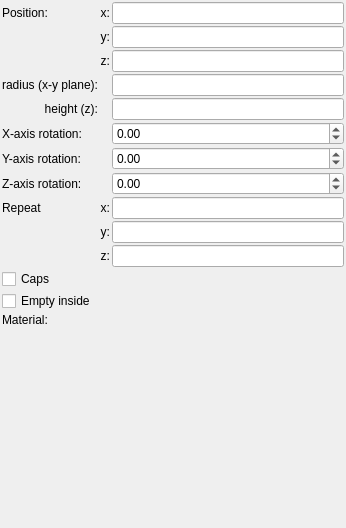
The window that mandelbulber2/formula/ui/primitive_cone.ui (buddhi1980/mandelbulber2) describes before a commit, drawn with Qt 5.
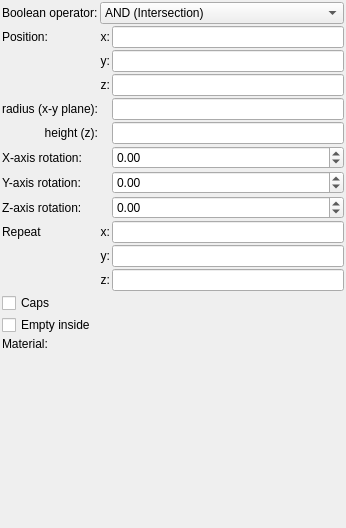
The same window after the commit. Custom widgets are drawn as their Qt base class.

Commit message: Added boolean operators for primitive objects TODO: OpenCL code for operators

```diff
--- a/mandelbulber2/formula/ui/primitive_cone.ui
+++ b/mandelbulber2/formula/ui/primitive_cone.ui
@@ -34,7 +34,94 @@
      <property name="spacing">
       <number>2</number>
      </property>
-     <item row="2" column="1">
+     <item row="14" column="0">
+      <widget class="QLabel" name="label_18">
+       <property name="text">
+        <string>Material:</string>
+       </property>
+      </widget>
+     </item>
+     <item row="12" column="0" colspan="3">
+      <widget class="MyCheckBox" name="checkBox_caps">
+       <property name="sizePolicy">
+        <sizepolicy hsizetype="Minimum" vsizetype="Maximum">
+         <horstretch>0</horstretch>
+         <verstretch>0</verstretch>
+        </sizepolicy>
+       </property>
+       <property name="text">
+        <string>Caps</string>
+       </property>
+      </widget>
+     </item>
+     <item row="4" column="0">
+      <widget class="QLabel" name="label_14">
+       <property name="text">
+        <string>radius (x-y plane):</string>
+       </property>
+       <property name="alignment">
+        <set>Qt::AlignRight|Qt::AlignTrailing|Qt::AlignVCenter</set>
+       </property>
+      </widget>
+     </item>
+     <item row="9" column="0">
+      <widget class="QLabel" name="label_2">
+       <property name="text">
+        <string>Repeat</string>
+       </property>
+      </widget>
+     </item>
+     <item row="11" column="1">
+      <widget class="QLabel" name="label_repeat_z_2">
+       <property name="text">
+        <string>z:</string>
+       </property>
+       <property name="alignment">
+        <set>Qt::AlignRight|Qt::AlignTrailing|Qt::AlignVCenter</set>
+       </property>
+      </widget>
+     </item>
+     <item row="9" column="2">
+      <widget class="MyLineEdit" name="vect3_repeat_x">
+       <property name="sizePolicy">
+        <sizepolicy hsizetype="Expanding" vsizetype="Maximum">
+         <horstretch>0</horstretch>
+         <verstretch>0</verstretch>
+        </sizepolicy>
+       </property>
+      </widget>
+     </item>
+     <item row="9" column="1">
+      <widget class="QLabel" name="label_repeat_x_2">
+       <property name="text">
+        <string>x:</string>
+       </property>
+       <property name="alignment">
+        <set>Qt::AlignRight|Qt::AlignTrailing|Qt::AlignVCenter</set>
+       </property>
+      </widget>
+     </item>
+     <item row="10" column="2">
+      <widget class="MyLineEdit" name="vect3_repeat_y">
+       <property name="sizePolicy">
+        <sizepolicy hsizetype="Expanding" vsizetype="Maximum">
+         <horstretch>0</horstretch>
+         <verstretch>0</verstretch>
+        </sizepolicy>
+       </property>
+      </widget>
+     </item>
+     <item row="1" column="2">
+      <widget class="MyLineEdit" name="vect3_position_x">
+       <property name="sizePolicy">
+        <sizepolicy hsizetype="Expanding" vsizetype="Maximum">
+         <horstretch>0</horstretch>
+         <verstretch>0</verstretch>
+        </sizepolicy>
+       </property>
+      </widget>
+     </item>
+     <item row="3" column="1">
       <widget class="QLabel" name="label_13">
        <property name="text">
         <string>z:</string>
@@ -44,178 +131,79 @@
        </property>
       </widget>
      </item>
-     <item row="5" column="0">
+     <item row="6" column="0">
       <widget class="QLabel" name="label_8">
        <property name="text">
         <string>X-axis rotation:</string>
        </property>
       </widget>
      </item>
-     <item row="6" column="2">
-      <widget class="MyDoubleSpinBox" name="spinboxd3_rotation_y">
-       <property name="sizePolicy">
-        <sizepolicy hsizetype="Minimum" vsizetype="Maximum">
-         <horstretch>0</horstretch>
-         <verstretch>0</verstretch>
-        </sizepolicy>
-       </property>
-       <property name="prefix">
-        <string/>
-       </property>
-       <property name="suffix">
-        <string/>
-       </property>
-       <property name="decimals">
-        <number>2</number>
-       </property>
-       <property name="minimum">
-        <double>-36000.000000000000000</double>
-       </property>
-       <property name="maximum">
-        <double>36000.000000000000000</double>
-       </property>
-       <property name="singleStep">
-        <double>0.100000000000000</double>
-       </property>
-      </widget>
-     </item>
-     <item row="3" column="2">
-      <widget class="MyLineEdit" name="logedit_radius">
-       <property name="sizePolicy">
-        <sizepolicy hsizetype="Expanding" vsizetype="Maximum">
-         <horstretch>0</horstretch>
-         <verstretch>0</verstretch>
-        </sizepolicy>
-       </property>
-      </widget>
-     </item>
-     <item row="4" column="0">
-      <widget class="QLabel" name="label_16">
+     <item row="1" column="1">
+      <widget class="QLabel" name="label_11">
        <property name="text">
-        <string>height (z):</string>
+        <string>x:</string>
        </property>
        <property name="alignment">
         <set>Qt::AlignRight|Qt::AlignTrailing|Qt::AlignVCenter</set>
        </property>
       </widget>
      </item>
-     <item row="5" column="2">
-      <widget class="MyDoubleSpinBox" name="spinboxd3_rotation_x">
-       <property name="sizePolicy">
-        <sizepolicy hsizetype="Minimum" vsizetype="Maximum">
-         <horstretch>0</horstretch>
-         <verstretch>0</verstretch>
-        </sizepolicy>
+     <item row="2" column="1">
+      <widget class="QLabel" name="label_12">
+       <property name="text">
+        <string>y:</string>
        </property>
-       <property name="prefix">
-        <string/>
-       </property>
-       <property name="suffix">
-        <string/>
-       </property>
-       <property name="decimals">
-        <number>2</number>
-       </property>
-       <property name="minimum">
-        <double>-36000.000000000000000</double>
-       </property>
-       <property name="maximum">
-        <double>36000.000000000000000</double>
-       </property>
-       <property name="singleStep">
-        <double>0.100000000000000</double>
-       </property>
-      </widget>
-     </item>
-     <item row="2" column="2">
-      <widget class="MyLineEdit" name="vect3_position_z">
-       <property name="sizePolicy">
-        <sizepolicy hsizetype="Expanding" vsizetype="Maximum">
-         <horstretch>0</horstretch>
-         <verstretch>0</verstretch>
-        </sizepolicy>
+       <property name="alignment">
+        <set>Qt::AlignRight|Qt::AlignTrailing|Qt::AlignVCenter</set>
        </property>
       </widget>
      </item>
      <item row="7" column="0">
-      <widget class="QLabel" name="label_15">
-       <property name="text">
-        <string>Z-axis rotation:</string>
-       </property>
-      </widget>
-     </item>
-     <item row="0" column="0">
-      <widget class="QLabel" name="label_10">
-       <property name="text">
-        <string>Position:</string>
-       </property>
-      </widget>
-     </item>
-     <item row="10" column="2">
-      <widget class="MyLineEdit" name="vect3_repeat_z">
-       <property name="sizePolicy">
-        <sizepolicy hsizetype="Expanding" vsizetype="Maximum">
-         <horstretch>0</horstretch>
-         <verstretch>0</verstretch>
-        </sizepolicy>
-       </property>
-      </widget>
-     </item>
-     <item row="6" column="0">
       <widget class="QLabel" name="label_9">
        <property name="text">
         <string>Y-axis rotation:</string>
        </property>
       </widget>
      </item>
-     <item row="0" column="2">
-      <widget class="MyLineEdit" name="vect3_position_x">
-       <property name="sizePolicy">
-        <sizepolicy hsizetype="Expanding" vsizetype="Maximum">
-         <horstretch>0</horstretch>
-         <verstretch>0</verstretch>
-        </sizepolicy>
-       </property>
-      </widget>
-     </item>
-     <item row="8" column="0">
-      <widget class="QLabel" name="label_2">
-       <property name="text">
-        <string>Repeat</string>
-       </property>
-      </widget>
-     </item>
-     <item row="4" column="2">
-      <widget class="MyLineEdit" name="logedit_height">
-       <property name="sizePolicy">
-        <sizepolicy hsizetype="Expanding" vsizetype="Maximum">
-         <horstretch>0</horstretch>
-         <verstretch>0</verstretch>
-        </sizepolicy>
-       </property>
-      </widget>
-     </item>
-     <item row="3" column="0">
-      <widget class="QLabel" name="label_14">
-       <property name="text">
-        <string>radius (x-y plane):</string>
-       </property>
-       <property name="alignment">
-        <set>Qt::AlignRight|Qt::AlignTrailing|Qt::AlignVCenter</set>
-       </property>
-      </widget>
-     </item>
-     <item row="1" column="2">
-      <widget class="MyLineEdit" name="vect3_position_y">
-       <property name="sizePolicy">
-        <sizepolicy hsizetype="Expanding" vsizetype="Maximum">
-         <horstretch>0</horstretch>
-         <verstretch>0</verstretch>
-        </sizepolicy>
-       </property>
-      </widget>
-     </item>
      <item row="7" column="2">
+      <widget class="MyDoubleSpinBox" name="spinboxd3_rotation_y">
+       <property name="sizePolicy">
+        <sizepolicy hsizetype="Minimum" vsizetype="Maximum">
+         <horstretch>0</horstretch>
+         <verstretch>0</verstretch>
+        </sizepolicy>
+       </property>
+       <property name="prefix">
+        <string/>
+       </property>
+       <property name="suffix">
+        <string/>
+       </property>
+       <property name="decimals">
+        <number>2</number>
+       </property>
+       <property name="minimum">
+        <double>-36000.000000000000000</double>
+       </property>
+       <property name="maximum">
+        <double>36000.000000000000000</double>
+       </property>
+       <property name="singleStep">
+        <double>0.100000000000000</double>
+       </property>
+      </widget>
+     </item>
+     <item row="3" column="2">
+      <widget class="MyLineEdit" name="vect3_position_z">
+       <property name="sizePolicy">
+        <sizepolicy hsizetype="Expanding" vsizetype="Maximum">
+         <horstretch>0</horstretch>
+         <verstretch>0</verstretch>
+        </sizepolicy>
+       </property>
+      </widget>
+     </item>
+     <item row="8" column="2">
       <widget class="MyDoubleSpinBox" name="spinboxd3_rotation_z">
        <property name="sizePolicy">
         <sizepolicy hsizetype="Minimum" vsizetype="Maximum">
@@ -243,27 +231,7 @@
        </property>
       </widget>
      </item>
-     <item row="1" column="1">
-      <widget class="QLabel" name="label_12">
-       <property name="text">
-        <string>y:</string>
-       </property>
-       <property name="alignment">
-        <set>Qt::AlignRight|Qt::AlignTrailing|Qt::AlignVCenter</set>
-       </property>
-      </widget>
-     </item>
      <item row="10" column="1">
-      <widget class="QLabel" name="label_repeat_z_2">
-       <property name="text">
-        <string>z:</string>
-       </property>
-       <property name="alignment">
-        <set>Qt::AlignRight|Qt::AlignTrailing|Qt::AlignVCenter</set>
-       </property>
-      </widget>
-     </item>
-     <item row="9" column="1">
       <widget class="QLabel" name="label_repeat_y_2">
        <property name="text">
         <string>y:</string>
@@ -273,77 +241,7 @@
        </property>
       </widget>
      </item>
-     <item row="9" column="2">
-      <widget class="MyLineEdit" name="vect3_repeat_y">
-       <property name="sizePolicy">
-        <sizepolicy hsizetype="Expanding" vsizetype="Maximum">
-         <horstretch>0</horstretch>
-         <verstretch>0</verstretch>
-        </sizepolicy>
-       </property>
-      </widget>
-     </item>
-     <item row="8" column="2">
-      <widget class="MyLineEdit" name="vect3_repeat_x">
-       <property name="sizePolicy">
-        <sizepolicy hsizetype="Expanding" vsizetype="Maximum">
-         <horstretch>0</horstretch>
-         <verstretch>0</verstretch>
-        </sizepolicy>
-       </property>
-      </widget>
-     </item>
-     <item row="8" column="1">
-      <widget class="QLabel" name="label_repeat_x_2">
-       <property name="text">
-        <string>x:</string>
-       </property>
-       <property name="alignment">
-        <set>Qt::AlignRight|Qt::AlignTrailing|Qt::AlignVCenter</set>
-       </property>
-      </widget>
-     </item>
-     <item row="0" column="1">
-      <widget class="QLabel" name="label_11">
-       <property name="text">
-        <string>x:</string>
-       </property>
-       <property name="alignment">
-        <set>Qt::AlignRight|Qt::AlignTrailing|Qt::AlignVCenter</set>
-       </property>
-      </widget>
-     </item>
-     <item row="13" column="0">
-      <widget class="QLabel" name="label_18">
-       <property name="text">
-        <string>Material:</string>
-       </property>
-      </widget>
-     </item>
-     <item row="13" column="1" colspan="2">
-      <widget class="cMaterialSelector" name="materialselector_material_id" native="true">
-       <property name="sizePolicy">
-        <sizepolicy hsizetype="Preferred" vsizetype="Minimum">
-         <horstretch>0</horstretch>
-         <verstretch>0</verstretch>
-        </sizepolicy>
-       </property>
-      </widget>
-     </item>
-     <item row="11" column="0" colspan="3">
-      <widget class="MyCheckBox" name="checkBox_caps">
-       <property name="sizePolicy">
-        <sizepolicy hsizetype="Minimum" vsizetype="Maximum">
-         <horstretch>0</horstretch>
-         <verstretch>0</verstretch>
-        </sizepolicy>
-       </property>
-       <property name="text">
-        <string>Caps</string>
-       </property>
-      </widget>
-     </item>
-     <item row="12" column="0" colspan="3">
+     <item row="13" column="0" colspan="3">
       <widget class="MyCheckBox" name="checkBox_empty">
        <property name="sizePolicy">
         <sizepolicy hsizetype="Minimum" vsizetype="Maximum">
@@ -356,6 +254,151 @@
        </property>
       </widget>
      </item>
+     <item row="8" column="0">
+      <widget class="QLabel" name="label_15">
+       <property name="text">
+        <string>Z-axis rotation:</string>
+       </property>
+      </widget>
+     </item>
+     <item row="14" column="1" colspan="2">
+      <widget class="cMaterialSelector" name="materialselector_material_id" native="true">
+       <property name="sizePolicy">
+        <sizepolicy hsizetype="Preferred" vsizetype="Minimum">
+         <horstretch>0</horstretch>
+         <verstretch>0</verstretch>
+        </sizepolicy>
+       </property>
+      </widget>
+     </item>
+     <item row="11" column="2">
+      <widget class="MyLineEdit" name="vect3_repeat_z">
+       <property name="sizePolicy">
+        <sizepolicy hsizetype="Expanding" vsizetype="Maximum">
+         <horstretch>0</horstretch>
+         <verstretch>0</verstretch>
+        </sizepolicy>
+       </property>
+      </widget>
+     </item>
+     <item row="5" column="2">
+      <widget class="MyLineEdit" name="logedit_height">
+       <property name="sizePolicy">
+        <sizepolicy hsizetype="Expanding" vsizetype="Maximum">
+         <horstretch>0</horstretch>
+         <verstretch>0</verstretch>
+        </sizepolicy>
+       </property>
+      </widget>
+     </item>
+     <item row="2" column="2">
+      <widget class="MyLineEdit" name="vect3_position_y">
+       <property name="sizePolicy">
+        <sizepolicy hsizetype="Expanding" vsizetype="Maximum">
+         <horstretch>0</horstretch>
+         <verstretch>0</verstretch>
+        </sizepolicy>
+       </property>
+      </widget>
+     </item>
+     <item row="6" column="2">
+      <widget class="MyDoubleSpinBox" name="spinboxd3_rotation_x">
+       <property name="sizePolicy">
+        <sizepolicy hsizetype="Minimum" vsizetype="Maximum">
+         <horstretch>0</horstretch>
+         <verstretch>0</verstretch>
+        </sizepolicy>
+       </property>
+       <property name="prefix">
+        <string/>
+       </property>
+       <property name="suffix">
+        <string/>
+       </property>
+       <property name="decimals">
+        <number>2</number>
+       </property>
+       <property name="minimum">
+        <double>-36000.000000000000000</double>
+       </property>
+       <property name="maximum">
+        <double>36000.000000000000000</double>
+       </property>
+       <property name="singleStep">
+        <double>0.100000000000000</double>
+       </property>
+      </widget>
+     </item>
+     <item row="4" column="2">
+      <widget class="MyLineEdit" name="logedit_radius">
+       <property name="sizePolicy">
+        <sizepolicy hsizetype="Expanding" vsizetype="Maximum">
+         <horstretch>0</horstretch>
+         <verstretch>0</verstretch>
+        </sizepolicy>
+       </property>
+      </widget>
+     </item>
+     <item row="5" column="0">
+      <widget class="QLabel" name="label_16">
+       <property name="text">
+        <string>height (z):</string>
+       </property>
+       <property name="alignment">
+        <set>Qt::AlignRight|Qt::AlignTrailing|Qt::AlignVCenter</set>
+       </property>
+      </widget>
+     </item>
+     <item row="1" column="0">
+      <widget class="QLabel" name="label_10">
+       <property name="text">
+        <string>Position:</string>
+       </property>
+      </widget>
+     </item>
+     <item row="0" column="0">
+      <widget class="QLabel" name="label_20">
+       <property name="text">
+        <string>Boolean operator:</string>
+       </property>
+       <property name="wordWrap">
+        <bool>true</bool>
+       </property>
+      </widget>
+     </item>
+     <item row="0" column="1" colspan="2">
+      <widget class="MyComboBox" name="comboBox_boolean_operator">
+       <property name="sizePolicy">
+        <sizepolicy hsizetype="Preferred" vsizetype="Preferred">
+         <horstretch>0</horstretch>
+         <verstretch>0</verstretch>
+        </sizepolicy>
+       </property>
+       <property name="toolTip">
+        <string>&lt;html&gt;&lt;head/&gt;&lt;body&gt;&lt;p&gt;Distance estimation is a method which calculates approximate distance to fractal surface from any point in space.&lt;/p&gt;&lt;p&gt;- Automatic mode uses distance estimation method defined for selected fractal&lt;/p&gt;&lt;p&gt;- Force &amp;quot;Delta DE&amp;quot; method uses  Delta DE algorithm which is slower but works also with untypical fractal configurations&lt;br/&gt;&lt;/p&gt;&lt;/body&gt;&lt;/html&gt;</string>
+       </property>
+       <item>
+        <property name="text">
+         <string>AND (Intersection)</string>
+        </property>
+       </item>
+       <item>
+        <property name="text">
+         <string>OR (Union)</string>
+        </property>
+       </item>
+       <item>
+        <property name="text">
+         <string>SUB (Complement)</string>
+        </property>
+       </item>
+       <item>
+        <property name="text">
+         <string>rev SUB (B-A)</string>
+        </property>
+       </item>
+      </widget>
+     </item>
     </layout>
    </item>
    <item>
@@ -374,16 +417,21 @@
   </layout>
  </widget>
  <customwidgets>
-  <customwidget>
-   <class>MyLineEdit</class>
-   <extends>QLineEdit</extends>
-   <header>my_line_edit.h</header>
-  </customwidget>
   <customwidget>
    <class>MyDoubleSpinBox</class>
    <extends>QDoubleSpinBox</extends>
    <header>my_double_spin_box.h</header>
   </customwidget>
+  <customwidget>
+   <class>MyCheckBox</class>
+   <extends>QCheckBox</extends>
+   <header>my_check_box.h</header>
+  </customwidget>
+  <customwidget>
+   <class>MyLineEdit</class>
+   <extends>QLineEdit</extends>
+   <header>my_line_edit.h</header>
+  </customwidget>
   <customwidget>
    <class>cMaterialSelector</class>
    <extends>QWidget</extends>
@@ -391,9 +439,9 @@
    <container>1</container>
   </customwidget>
   <customwidget>
-   <class>MyCheckBox</class>
-   <extends>QCheckBox</extends>
-   <header>my_check_box.h</header>
+   <class>MyComboBox</class>
+   <extends>QComboBox</extends>
+   <header>my_combo_box.h</header>
   </customwidget>
  </customwidgets>
  <tabstops>
```
The commit also changes 12 other files.
